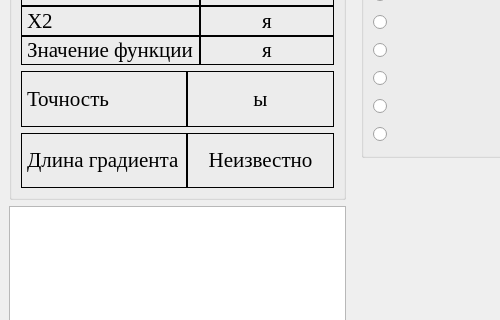
First picture: the form in optimizationmethods/ui/NotWen.ui, repository Eliminationzx/optimizationmethods, before the edit; both pictures show x 0 to 500 and y 160 to 480 of the 829 by 591 pixel window.
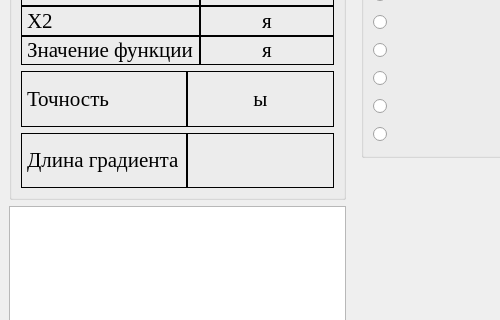
Second picture: the form after the edit. Icons and pictures are not drawn.

```diff
--- a/optimizationmethods/ui/NotWen.ui
+++ b/optimizationmethods/ui/NotWen.ui
@@ -203,9 +203,6 @@
            <property name="frameShape">
             <enum>QFrame::Box</enum>
            </property>
-           <property name="text">
-            <string>Неизвестно</string>
-           </property>
            <property name="alignment">
             <set>Qt::AlignCenter</set>
            </property>
```
